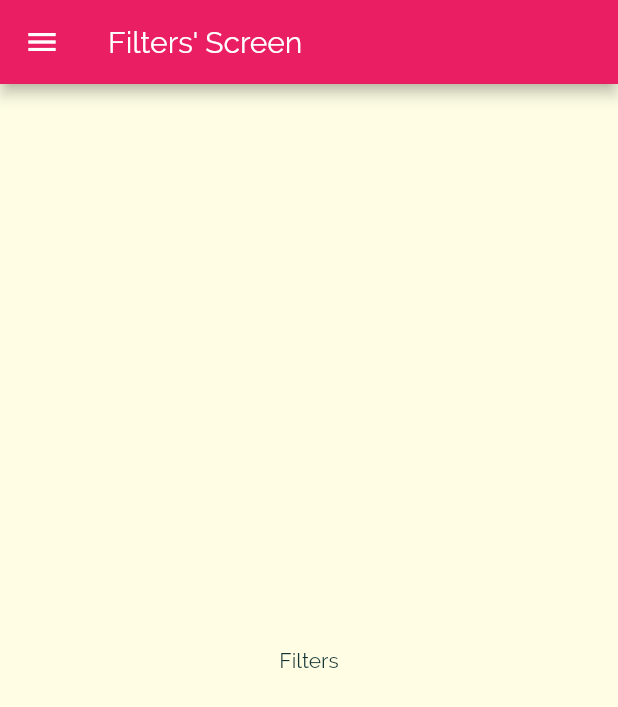
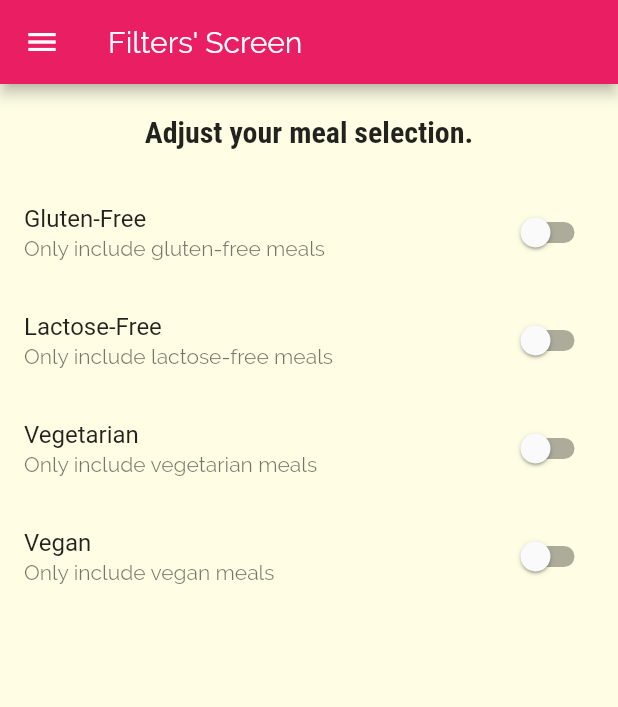
Before and after one commit to ahamzatariq/meals_app, a Flutter app: the FiltersScreen screen opened by its route, on a phone screen of 412 x 824 dp. Shown: the top 707 px of the screen. Run offline on Flutter 3.47's test engine with Material 2 defaults, Android fonts, the phone set to English and light mode, and no system bars.

Commit message:
~Meals App~ - Designed the FilterScreen. - Changed it to Stateful
New concepts:
+ SwitchListTile()

```diff
--- a/lib/screens/filters_screen.dart
+++ b/lib/screens/filters_screen.dart
@@ -1,14 +1,96 @@
 import 'package:flutter/material.dart';
 import 'package:meals_app/widgets/main_drawer.dart';
 
-class FiltersScreen extends StatelessWidget {
+class FiltersScreen extends StatefulWidget {
   static const routeName = '/filters';
+
+  @override
+  _FiltersScreenState createState() => _FiltersScreenState();
+}
+
+class _FiltersScreenState extends State<FiltersScreen> {
+  bool _glutenFree = false;
+  bool _vegetarian = false;
+  bool _vegan = false;
+  bool _lactoseFree = false;
+
+  Widget buildSwitchListTile(String title, String description,
+      bool currentValue, Function updateValue) {
+    return SwitchListTile(
+      title: Text(title),
+      value: currentValue,
+      subtitle: Text(description),
+      onChanged: updateValue,
+    );
+  }
+
   @override
   Widget build(BuildContext context) {
     return Scaffold(
-      appBar: AppBar( title: Text('Filters\' Screen')),
-      body: Center(
-        child: Text('Filters'),
+      appBar: AppBar(title: Text('Filters\' Screen')),
+      body: Column(
+        children: <Widget>[
+          Container(
+            padding: EdgeInsets.all(20),
+            child: Text('Adjust your meal selection.',
+                style: Theme.of(context).textTheme.headline6),
+          ),
+          Expanded(
+            child: ListView(
+              children: <Widget>[
+                buildSwitchListTile(
+                  'Gluten-Free',
+                  'Only include gluten-free meals',
+                  _glutenFree,
+                  (newValue) {
+                    setState(
+                      () {
+                        _glutenFree = newValue;
+                      },
+                    );
+                  },
+                ),
+                buildSwitchListTile(
+                  'Lactose-Free',
+                  'Only include lactose-free meals',
+                  _lactoseFree,
+                      (newValue) {
+                    setState(
+                          () {
+                        _lactoseFree = newValue;
+                      },
+                    );
+                  },
+                ),
+                buildSwitchListTile(
+                  'Vegetarian',
+                  'Only include vegetarian meals',
+                  _vegetarian,
+                      (newValue) {
+                    setState(
+                          () {
+                        _vegetarian = newValue;
+                      },
+                    );
+                  },
+                ),
+                buildSwitchListTile(
+                  'Vegan',
+                  'Only include vegan meals',
+                  _vegan,
+                      (newValue) {
+                    setState(
+                          () {
+                        _vegan = newValue;
+                      },
+                    );
+                  },
+                ),
+
+              ],
+            ),
+          )
+        ],
       ),
       drawer: MainDrawer(),
     );
```
